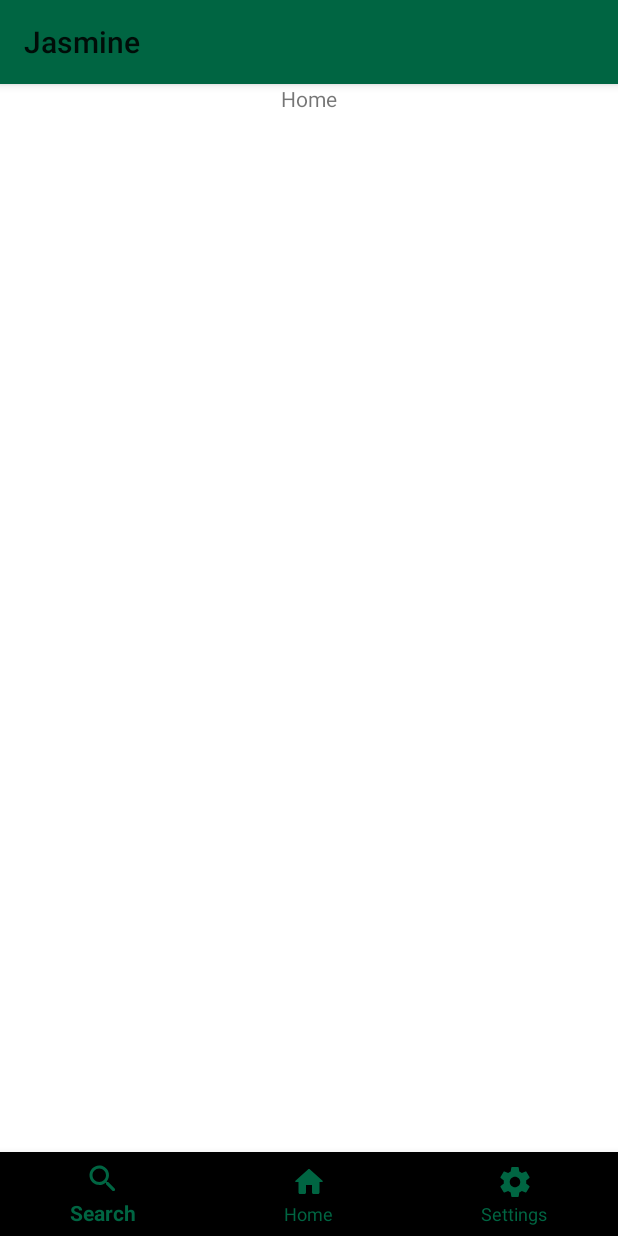
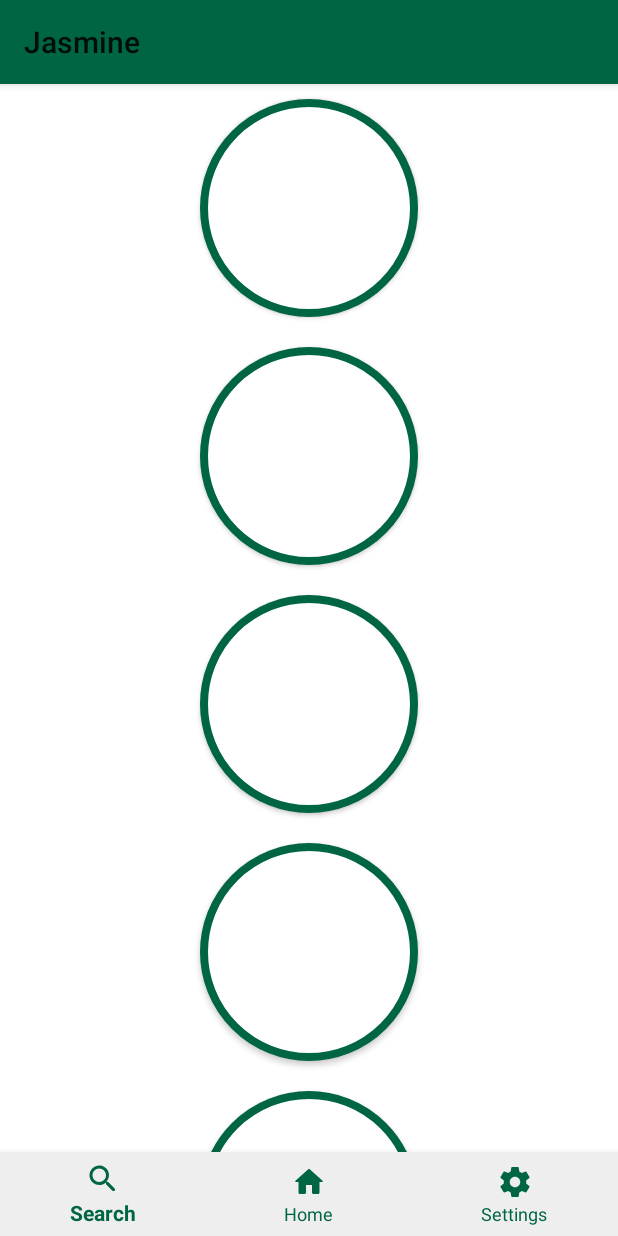
Before and after one commit to AnuragPamuru/TeluguApp, an Android app: the screen it shows after launch (MainActivity), on a phone screen of 412 x 824 dp. Run offline under Robolectric (Android 15) with nearby library versions, the phone set to English and light mode, and no system bars.

Commit message:
Added Lesson UI and Lesson Buttons for user on HomeFragment

```diff
--- a/app/src/main/AndroidManifest.xml
+++ b/app/src/main/AndroidManifest.xml
@@ -9,6 +9,8 @@
             android:roundIcon="@mipmap/ic_launcher_round"
             android:supportsRtl="true"
             android:theme="@style/AppTheme">
+        <activity android:name=".LessonActivity">
+        </activity>
         <activity android:name=".MainActivity">
             <intent-filter>
                 <action android:name="android.intent.action.MAIN"/>
--- a/app/src/main/java/com/example/teluguapp/HomeFragment.kt
+++ b/app/src/main/java/com/example/teluguapp/HomeFragment.kt
@@ -1,10 +1,13 @@
 package com.example.teluguapp
 
+import android.app.PendingIntent
+import android.content.Intent
 import android.os.Bundle
 import androidx.fragment.app.Fragment
 import android.view.LayoutInflater
 import android.view.View
 import android.view.ViewGroup
+import android.widget.Button
 
 
 class HomeFragment : Fragment() {
@@ -13,7 +16,16 @@ class HomeFragment : Fragment() {
         inflater: LayoutInflater, container: ViewGroup?,
         savedInstanceState: Bundle?
     ): View? {
+
+        val view = inflater.inflate(R.layout.fragment_home, container, false)
         // Inflate the layout for this fragment
-        return inflater.inflate(R.layout.fragment_home, container, false)
+        val button = view.findViewById(R.id.push_button) as Button
+
+        button.setOnClickListener{
+            val intent = Intent(activity, LessonActivity::class.java)
+            startActivity(intent)
+        }
+
+        return view
     }
 }
--- /dev/null
+++ b/app/src/main/java/com/example/teluguapp/LessonActivity.kt
@@ -0,0 +1,12 @@
+package com.example.teluguapp
+
+import androidx.appcompat.app.AppCompatActivity
+import android.os.Bundle
+
+class LessonActivity : AppCompatActivity() {
+
+    override fun onCreate(savedInstanceState: Bundle?) {
+        super.onCreate(savedInstanceState)
+        setContentView(R.layout.activity_lesson)
+    }
+}
--- a/app/src/main/java/com/example/teluguapp/MainActivity.kt
+++ b/app/src/main/java/com/example/teluguapp/MainActivity.kt
@@ -45,9 +45,6 @@ class MainActivity : AppCompatActivity() {
 
         mNavBar.setOnNavigationItemSelectedListener(mOnNavigationItemSelectedListener)
         openFragment(homeScreen)
-
-        val calendar = Calendar.getInstance()
-
     }
 
     private val mOnNavigationItemSelectedListener = BottomNavigationView.OnNavigationItemSelectedListener { item ->
@@ -102,7 +99,7 @@ class MainActivity : AppCompatActivity() {
         }
     }
 
-    fun buildNotification(){
+    private fun buildNotification(){
         //set notification intent
         val intent = Intent(applicationContext, MainActivity::class.java)
         val pendingIntent = PendingIntent.getActivity(this, 0, intent, PendingIntent.FLAG_UPDATE_CURRENT)
@@ -111,7 +108,7 @@ class MainActivity : AppCompatActivity() {
         val builder = NotificationCompat.Builder(this, "com.example.teluguapp")
             .setSmallIcon(R.drawable.ic_small_icon)
             .setContentTitle("Come for a lesson!")
-            .setContentText("Your next lesson is" + " Vowels")
+            .setContentText("Your next lesson is Vowels")
             .setPriority(NotificationCompat.PRIORITY_DEFAULT)
             .setAutoCancel(true)
             .setContentIntent(pendingIntent)
--- a/app/src/main/java/com/example/teluguapp/NotificationUtility.kt
+++ /dev/null
@@ -1,33 +0,0 @@
-package com.example.teluguapp
-
-import android.app.PendingIntent
-import android.content.BroadcastReceiver
-import android.content.Context
-import android.content.Intent
-import androidx.core.app.NotificationCompat
-import androidx.core.app.NotificationManagerCompat
-
-class NotificationUtility : BroadcastReceiver(){
-
-    @Override
-    override fun onReceive(p0: Context?, p1: Intent?) {
-
-        val context = p0 as Context
-        val intent = Intent(p0, MainActivity::class.java)
-        val pendingIntent = PendingIntent.getActivity(context, 0, intent, PendingIntent.FLAG_UPDATE_CURRENT)
-
-        //build notification
-        val builder = NotificationCompat.Builder(context, "com.example.teluguapp")
-            .setSmallIcon(R.drawable.ic_small_icon)
-            .setContentTitle("Jasmine")
-            .setContentText("Come for a lesson!")
-            .setPriority(NotificationCompat.PRIORITY_DEFAULT)
-            .setAutoCancel(true)
-            .setContentIntent(pendingIntent)
-
-        with(NotificationManagerCompat.from(context)) {
-            // notificationId is a unique int for each notification that you must define
-            notify(0, builder.build())
-        }
-    }
-}
--- /dev/null
+++ b/app/src/main/res/drawable/round_buttons.xml
@@ -0,0 +1,10 @@
+<?xml version="1.0" encoding="utf-8"?>
+<selector xmlns:android="http://schemas.android.com/apk/res/android">
+    <item>
+        <shape android:shape="oval">
+            <stroke android:color="@color/colorPrimary" android:width="5dp" />
+            <solid android:color="@color/colorAccent"/>
+            <size android:width="145dp" android:height="145dp"/>
+        </shape>
+    </item>
+</selector>
--- /dev/null
+++ b/app/src/main/res/layout/activity_lesson.xml
@@ -0,0 +1,10 @@
+<?xml version="1.0" encoding="utf-8"?>
+<androidx.constraintlayout.widget.ConstraintLayout
+        xmlns:android="http://schemas.android.com/apk/res/android"
+        xmlns:tools="http://schemas.android.com/tools"
+        xmlns:app="http://schemas.android.com/apk/res-auto"
+        android:layout_width="match_parent"
+        android:layout_height="match_parent"
+        tools:context=".LessonActivity">
+
+</androidx.constraintlayout.widget.ConstraintLayout>
--- a/app/src/main/res/layout/activity_main.xml
+++ b/app/src/main/res/layout/activity_main.xml
@@ -7,16 +7,19 @@
         android:layout_height="match_parent"
         android:background="@color/colorAccent"
         tools:context=".MainActivity">
+
     <com.google.android.material.bottomnavigation.BottomNavigationView
+            android:id="@+id/main_nav"
             android:layout_width="match_parent"
             android:layout_height="56dp"
             android:layout_alignParentBottom="true"
             android:layout_alignParentStart="true"
+            app:itemBackground="@color/colorAccentDark"
             app:itemIconTint="@color/colorPrimary"
             app:itemTextColor="@color/colorPrimary"
             app:menu="@menu/menu_items"
             app:layout_constraintBottom_toBottomOf="parent" tools:layout_editor_absoluteX="8dp"
-            android:layout_alignParentLeft="true" android:id="@+id/main_nav"/>
+            android:layout_alignParentLeft="true" />
     <FrameLayout
             android:layout_width="match_parent"
             android:layout_height="match_parent"
--- a/app/src/main/res/layout/fragment_home.xml
+++ b/app/src/main/res/layout/fragment_home.xml
@@ -4,11 +4,86 @@
              android:layout_width="match_parent"
              android:layout_height="match_parent"
              tools:context=".HomeFragment">
-
-    <TextView
-            android:layout_width="match_parent"
-            android:layout_height="match_parent"
-            android:text="@string/title_activity_home"
-            android:gravity="center_horizontal"/>
-
+    <ScrollView
+            android:layout_width="fill_parent"
+            android:gravity="center"
+            android:layout_height="match_parent" android:id="@+id/scroll_area">
+        <LinearLayout
+                android:layout_width="fill_parent"
+                android:layout_height="fill_parent"
+                android:layout_marginBottom="56dp"
+                android:gravity="center"
+                android:id="@+id/lessons_wrapper" android:orientation="vertical">
+            <Button
+                    android:id="@+id/push_button"
+                    android:layout_height="wrap_content"
+                    android:layout_width="wrap_content"
+                    android:background="@drawable/round_buttons"
+                    android:padding="15dp"
+                    android:layout_marginTop="10dp"
+                    android:layout_marginBottom="10dp"
+                    android:layout_gravity="center"
+            />
+            <Button
+                    android:id="@+id/push_button1"
+                    android:layout_height="wrap_content"
+                    android:layout_width="wrap_content"
+                    android:background="@drawable/round_buttons"
+                    android:padding="15dp"
+                    android:layout_marginTop="10dp"
+                    android:layout_marginBottom="10dp"
+                    android:layout_gravity="center"
+            />
+            <Button
+                    android:id="@+id/push_button2"
+                    android:layout_height="wrap_content"
+                    android:layout_width="wrap_content"
+                    android:background="@drawable/round_buttons"
+                    android:padding="15dp"
+                    android:layout_marginTop="10dp"
+                    android:layout_marginBottom="10dp"
+                    android:layout_gravity="center"
+            />
+            <Button
+                    android:id="@+id/push_button3"
+                    android:layout_height="wrap_content"
+                    android:layout_width="wrap_content"
+                    android:background="@drawable/round_buttons"
+                    android:padding="15dp"
+                    android:layout_marginTop="10dp"
+                    android:layout_marginBottom="10dp"
+                    android:layout_gravity="center"
+            />
+            <Button
+                    android:id="@+id/push_button4"
+                    android:layout_height="wrap_content"
+                    android:layout_width="wrap_content"
+                    android:background="@drawable/round_buttons"
+                    android:padding="15dp"
+                    android:layout_marginTop="10dp"
+                    android:layout_marginBottom="10dp"
+                    android:layout_gravity="center"
+            />
+            <Button
+                    android:id="@+id/push_button5"
+                    android:layout_height="wrap_content"
+                    android:layout_width="wrap_content"
+                    android:background="@drawable/round_buttons"
+                    android:padding="15dp"
+                    android:layout_marginTop="10dp"
+                    android:layout_marginBottom="10dp"
+                    android:layout_gravity="center"
+            />
+            <Button
+                    android:id="@+id/push_button6"
+                    android:layout_height="wrap_content"
+                    android:layout_width="wrap_content"
+                    android:background="@drawable/round_buttons"
+                    android:padding="15dp"
+                    android:layout_marginTop="10dp"
+                    android:layout_marginBottom="10dp"
+                    android:layout_gravity="center"
+            />
+        </LinearLayout>
+    </ScrollView>
 </FrameLayout>
--- a/app/src/main/res/values/colors.xml
+++ b/app/src/main/res/values/colors.xml
@@ -3,5 +3,5 @@
     <color name="colorPrimary">#006542</color>
     <color name="colorPrimaryDark">#006542</color>
     <color name="colorAccent">#FFFFFF</color>
-    <color name="colorAccentDark">#BBBBBB </color>
+    <color name="colorAccentDark">#EEEEEE </color>
 </resources>
```
